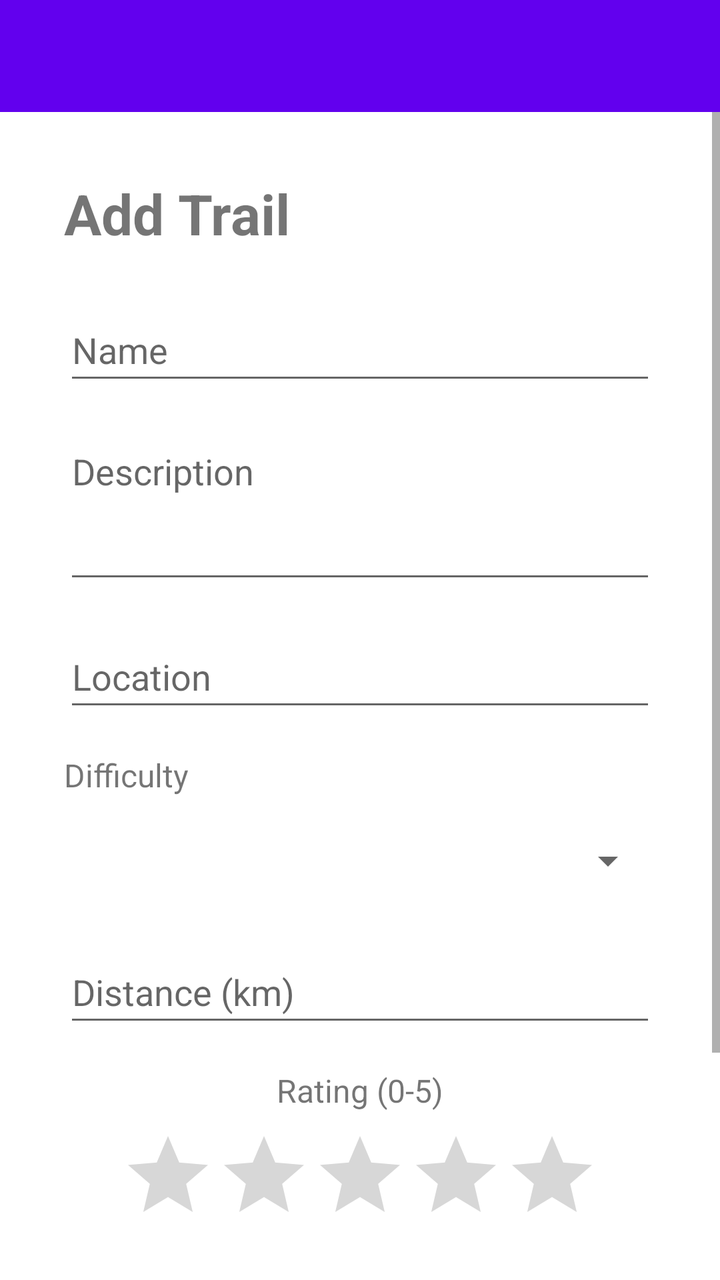
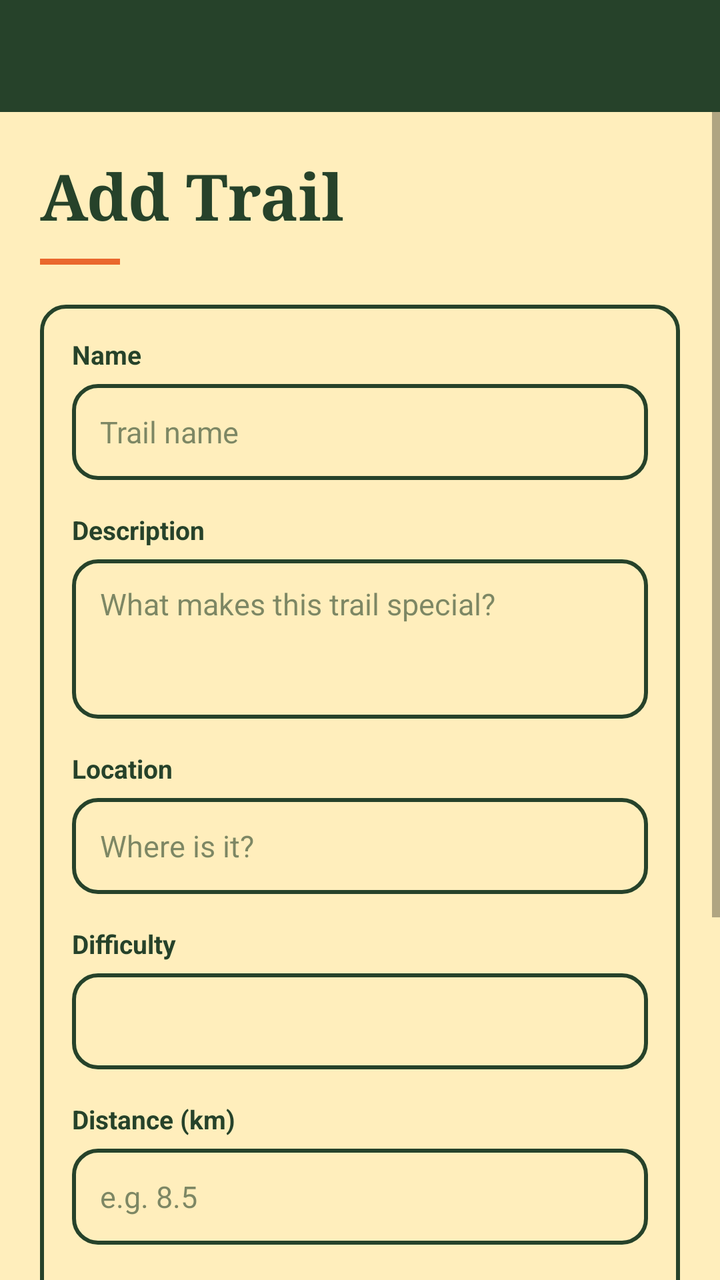

Two renders of the same Android screen: before a commit and after it. Below are the layout's source before the change and the commit's diff.
<!-- AndroidManifest.xml: application theme Theme.Ca -->
<!-- res/layout/activity_add_edit.xml -->
<?xml version="1.0" encoding="utf-8"?>
<androidx.drawerlayout.widget.DrawerLayout xmlns:android="http://schemas.android.com/apk/res/android"
    xmlns:app="http://schemas.android.com/apk/res-auto"
    android:id="@+id/drawerLayout"
    android:layout_width="match_parent"
    android:layout_height="match_parent">

    <LinearLayout
        android:layout_width="match_parent"
        android:layout_height="match_parent"
        android:orientation="vertical">

        <androidx.appcompat.widget.Toolbar
            android:id="@+id/toolbar"
            android:layout_width="match_parent"
            android:layout_height="?attr/actionBarSize"
            android:background="?attr/colorPrimary"
            android:theme="@style/ThemeOverlay.AppCompat.Dark.ActionBar" />

        <ScrollView
            android:layout_width="match_parent"
            android:layout_height="0dp"
            android:layout_weight="1"
            android:fillViewport="true">

            <LinearLayout
                android:layout_width="match_parent"
                android:layout_height="wrap_content"
                android:orientation="vertical"
                android:padding="32dp">

                <TextView
                    android:id="@+id/formTitle"
                    android:layout_width="match_parent"
                    android:layout_height="wrap_content"
                    android:text="Add Trail"
                    android:textSize="28sp"
                    android:textStyle="bold" />

                <EditText
                    android:id="@+id/nameInput"
                    android:layout_width="match_parent"
                    android:layout_height="wrap_content"
                    android:layout_marginTop="24dp"
                    android:hint="Name"
                    android:inputType="text"
                    android:minHeight="48dp" />

                <EditText
                    android:id="@+id/descriptionInput"
                    android:layout_width="match_parent"
                    android:layout_height="wrap_content"
                    android:layout_marginTop="16dp"
                    android:gravity="top"
                    android:hint="Description"
                    android:inputType="textMultiLine"
                    android:minLines="3" />

                <EditText
                    android:id="@+id/locationInput"
                    android:layout_width="match_parent"
                    android:layout_height="wrap_content"
                    android:layout_marginTop="16dp"
                    android:hint="Location"
                    android:inputType="text"
                    android:minHeight="48dp" />

                <TextView
                    android:layout_width="match_parent"
                    android:layout_height="wrap_content"
                    android:layout_marginTop="16dp"
                    android:text="Difficulty"
                    android:textSize="16sp" />

                <Spinner
                    android:id="@+id/difficultyInput"
                    android:layout_width="match_parent"
                    android:layout_height="wrap_content"
                    android:layout_marginTop="8dp"
                    android:minHeight="48dp" />

                <EditText
                    android:id="@+id/distanceInput"
                    android:layout_width="match_parent"
                    android:layout_height="wrap_content"
                    android:layout_marginTop="16dp"
                    android:hint="Distance (km)"
                    android:inputType="text"
                    android:minHeight="48dp" />

                <TextView
                    android:layout_width="match_parent"
                    android:layout_height="wrap_content"
                    android:layout_marginTop="16dp"
                    android:gravity="center_horizontal"
                    android:text="Rating (0-5)"
                    android:textSize="16sp" />

                <RatingBar
                    android:id="@+id/ratingInput"
                    android:layout_width="wrap_content"
                    android:layout_height="wrap_content"
                    android:layout_gravity="center_horizontal"
                    android:layout_marginTop="8dp"
                    android:numStars="5"
                    android:rating="0"
                    android:stepSize="1.0" />

                <Button
                    android:id="@+id/saveButton"
                    android:layout_width="match_parent"
                    android:layout_height="wrap_content"
                    android:layout_marginTop="24dp"
                    android:text="Save" />

                <Button
                    android:id="@+id/cancelButton"
                    android:layout_width="match_parent"
                    android:layout_height="wrap_content"
                    android:layout_marginTop="8dp"
                    android:text="Cancel" />

            </LinearLayout>
        </ScrollView>
    </LinearLayout>

    <com.google.android.material.navigation.NavigationView
        android:id="@+id/navView"
        android:layout_width="wrap_content"
        android:layout_height="match_parent"
        android:layout_gravity="start"
        app:itemIconPadding="0dp"
        app:itemIconSize="0dp"
        app:menu="@menu/nav_drawer" />

</androidx.drawerlayout.widget.DrawerLayout>
<!-- resources referenced by this layout -->
<resources>
  <style name="Theme.Ca" parent="Theme.MaterialComponents.Light.NoActionBar" />
</resources>

<!-- the commit's change to res/layout/activity_add_edit.xml (unified diff, before → after) -->
@@ -3,19 +3,22 @@
     xmlns:app="http://schemas.android.com/apk/res-auto"
     android:id="@+id/drawerLayout"
     android:layout_width="match_parent"
-    android:layout_height="match_parent">
+    android:layout_height="match_parent"
+    android:background="@color/sand">
 
     <LinearLayout
         android:layout_width="match_parent"
         android:layout_height="match_parent"
+        android:background="@color/sand"
         android:orientation="vertical">
 
         <androidx.appcompat.widget.Toolbar
             android:id="@+id/toolbar"
             android:layout_width="match_parent"
             android:layout_height="?attr/actionBarSize"
-            android:background="?attr/colorPrimary"
-            android:theme="@style/ThemeOverlay.AppCompat.Dark.ActionBar" />
+            android:background="@color/forest"
+            android:theme="@style/ThemeOverlay.AppCompat.Dark.ActionBar"
+            app:titleTextColor="@color/sand" />
 
         <ScrollView
             android:layout_width="match_parent"
@@ -27,97 +30,133 @@
                 android:layout_width="match_parent"
                 android:layout_height="wrap_content"
                 android:orientation="vertical"
-                android:padding="32dp">
+                android:paddingHorizontal="20dp"
+                android:paddingTop="20dp"
+                android:paddingBottom="24dp">
 
                 <TextView
                     android:id="@+id/formTitle"
                     android:layout_width="match_parent"
                     android:layout_height="wrap_content"
+                    android:fontFamily="serif"
                     android:text="Add Trail"
-                    android:textSize="28sp"
+                    android:textColor="@color/forest"
+                    android:textSize="32sp"
                     android:textStyle="bold" />
 
-                <EditText
-                    android:id="@+id/nameInput"
+                <View
+                    android:layout_width="40dp"
+                    android:layout_height="3dp"
+                    android:layout_marginTop="10dp"
+                    android:background="@color/trail_orange" />
+
+                <LinearLayout
                     android:layout_width="match_parent"
                     android:layout_height="wrap_content"
-                    android:layout_marginTop="24dp"
-                    android:hint="Name"
-                    android:inputType="text"
-                    android:minHeight="48dp" />
+                    android:layout_marginTop="20dp"
+                    android:background="@drawable/bg_outline"
+                    android:orientation="vertical"
+                    android:padding="16dp">
 
-                <EditText
-                    android:id="@+id/descriptionInput"
+                    <TextView
+                        style="@style/Widget.HikingHub.FieldLabel"
+                        android:layout_marginTop="0dp"
+                        android:text="Name" />
+
+                    <EditText
+                        android:id="@+id/nameInput"
+                        style="@style/Widget.HikingHub.EditText"
+                        android:layout_width="match_parent"
+                        android:layout_height="wrap_content"
+                        android:layout_marginTop="6dp"
+                        android:hint="Trail name"
+                        android:inputType="text" />
+
+                    <TextView
+                        style="@style/Widget.HikingHub.FieldLabel"
+                        android:text="Description" />
+
+                    <EditText
+                        android:id="@+id/descriptionInput"
+                        style="@style/Widget.HikingHub.EditText"
+                        android:layout_width="match_parent"
+                        android:layout_height="wrap_content"
+                        android:layout_marginTop="6dp"
+                        android:gravity="top"
+                        android:hint="What makes this trail special?"
+                        android:inputType="textMultiLine"
+                        android:minLines="3" />
+
+                    <TextView
+                        style="@style/Widget.HikingHub.FieldLabel"
+                        android:text="Location" />
+
+                    <EditText
+                        android:id="@+id/locationInput"
+                        style="@style/Widget.HikingHub.EditText"
+                        android:layout_width="match_parent"
+                        android:layout_height="wrap_content"
+                        android:layout_marginTop="6dp"
+                        android:hint="Where is it?"
+                        android:inputType="text" />
+
+                    <TextView
+                        style="@style/Widget.HikingHub.FieldLabel"
+                        android:text="Difficulty" />
+
+                    <Spinner
+                        android:id="@+id/difficultyInput"
+                        android:layout_width="match_parent"
+                        android:layout_height="wrap_content"
+                        android:layout_marginTop="6dp"
+                        android:background="@drawable/bg_outline"
+                        android:minHeight="48dp"
+                        android:popupBackground="@drawable/bg_outline_sand" />
+
+                    <TextView
+                        style="@style/Widget.HikingHub.FieldLabel"
+                        android:text="Distance (km)" />
+
+                    <EditText
+                        android:id="@+id/distanceInput"
+                        style="@style/Widget.HikingHub.EditText"
+                        android:layout_width="match_parent"
+                        android:layout_height="wrap_content"
+                        android:layout_marginTop="6dp"
+                        android:hint="e.g. 8.5"
+                        android:inputType="numberDecimal" />
+
+                    <TextView
+                        style="@style/Widget.HikingHub.FieldLabel"
+                        android:gravity="center_horizontal"
+                        android:text="Rating" />
+
+                    <RatingBar
+                        android:id="@+id/ratingInput"
+                        android:layout_width="wrap_content"
+                        android:layout_height="wrap_content"
+                        android:layout_gravity="center_horizontal"
+                        android:layout_marginTop="6dp"
+                        android:numStars="5"
+                        android:progressTint="@color/trail_orange"
+                        android:secondaryProgressTint="@color/trail_orange"
+                        android:rating="0"
+                        android:stepSize="1.0" />
+
+                </LinearLayout>
+
+                <com.google.android.material.button.MaterialButton
+                    android:id="@+id/saveButton"
+                    style="@style/Widget.HikingHub.Button.Primary"
                     android:layout_width="match_parent"
-                    android:layout_height="wrap_content"
-                    android:layout_marginTop="16dp"
-                    android:gravity="top"
-                    android:hint="Description"
-                    android:inputType="textMultiLine"
-                    android:minLines="3" />
-
-                <EditText
-                    android:id="@+id/locationInput"
-                    android:layout_width="match_parent"
-                    android:layout_height="wrap_content"
-                    android:layout_marginTop="16dp"
-                    android:hint="Location"
-                    android:inputType="text"
-                    android:minHeight="48dp" />
-
-                <TextView
-                    android:layout_width="match_parent"
-                    android:layout_height="wrap_content"
-                    android:layout_marginTop="16dp"
-                    android:text="Difficulty"
-                    android:textSize="16sp" />
-
-                <Spinner
-                    android:id="@+id/difficultyInput"
-                    android:layout_width="match_parent"
-                    android:layout_height="wrap_content"
-                    android:layout_marginTop="8dp"
-                    android:minHeight="48dp" />
-
-                <EditText
-                    android:id="@+id/distanceInput"
-                    android:layout_width="match_parent"
-                    android:layout_height="wrap_content"
-                    android:layout_marginTop="16dp"
-                    android:hint="Distance (km)"
-                    android:inputType="text"
-                    android:minHeight="48dp" />
-
-                <TextView
-                    android:layout_width="match_parent"
-                    android:layout_height="wrap_content"
-                    android:layout_marginTop="16dp"
-                    android:gravity="center_horizontal"
-                    android:text="Rating (0-5)"
-                    android:textSize="16sp" />
-
-                <RatingBar
-                    android:id="@+id/ratingInput"
-                    android:layout_width="wrap_content"
-                    android:layout_height="wrap_content"
-                    android:layout_gravity="center_horizontal"
-                    android:layout_marginTop="8dp"
-                    android:numStars="5"
-                    android:rating="0"
-                    android:stepSize="1.0" />
-
-                <Button
-                    android:id="@+id/saveButton"
-                    android:layout_width="match_parent"
-                    android:layout_height="wrap_content"
                     android:layout_marginTop="24dp"
                     android:text="Save" />
 
-                <Button
+                <com.google.android.material.button.MaterialButton
                     android:id="@+id/cancelButton"
+                    style="@style/Widget.HikingHub.Button.Outline"
                     android:layout_width="match_parent"
-                    android:layout_height="wrap_content"
-                    android:layout_marginTop="8dp"
+                    android:layout_marginTop="12dp"
                     android:text="Cancel" />
 
             </LinearLayout>
<!-- resource entries referenced after the edit -->
@@ -1,5 +1,68 @@
 <!-- resources referenced by this layout -->
 <resources>
+  <color name="forest">#26422A</color>
+  <color name="sand">#FFEEBC</color>
+  <color name="trail_orange">#EA672D</color>
+  <!-- drawable bg_outline (drawable) -->
+  <?xml version="1.0" encoding="utf-8"?>
+  <shape xmlns:android="http://schemas.android.com/apk/res/android"
+      android:shape="rectangle">
+      <solid android:color="@android:color/transparent" />
+      <stroke
+          android:width="2dp"
+          android:color="@color/forest" />
+      <corners android:radius="12dp" />
+  </shape>
+  <!-- drawable bg_outline_sand (drawable) -->
+  <?xml version="1.0" encoding="utf-8"?>
+  <shape xmlns:android="http://schemas.android.com/apk/res/android"
+      android:shape="rectangle">
+      <solid android:color="@color/sand" />
+      <stroke
+          android:width="2dp"
+          android:color="@color/forest" />
+      <corners android:radius="12dp" />
+  </shape>
+  <style name="Widget.HikingHub.Button.Outline" parent="Widget.MaterialComponents.Button.OutlinedButton">
+          <item name="android:layout_height">54dp</item>
+          <item name="android:textAllCaps">false</item>
+          <item name="android:textSize">16sp</item>
+          <item name="android:textStyle">bold</item>
+          <item name="android:textColor">@color/forest</item>
+          <item name="cornerRadius">14dp</item>
+          <item name="strokeColor">@color/forest</item>
+          <item name="strokeWidth">2dp</item>
+          <item name="backgroundTint">@android:color/transparent</item>
+      </style>
+  <style name="Widget.HikingHub.Button.Primary" parent="Widget.HikingHub.Button">
+          <item name="backgroundTint">@color/trail_orange</item>
+          <item name="android:textColor">@color/sand</item>
+      </style>
+  <style name="Widget.HikingHub.EditText" parent="">
+          <item name="android:background">@drawable/bg_outline</item>
+          <item name="android:minHeight">48dp</item>
+          <item name="android:paddingHorizontal">14dp</item>
+          <item name="android:paddingVertical">12dp</item>
+          <item name="android:textColor">@color/forest</item>
+          <item name="android:textColorHint">#9926422A</item>
+          <item name="android:textSize">15sp</item>
+      </style>
+  <style name="Widget.HikingHub.FieldLabel" parent="">
+          <item name="android:layout_width">match_parent</item>
+          <item name="android:layout_height">wrap_content</item>
+          <item name="android:layout_marginTop">16dp</item>
+          <item name="android:textColor">@color/forest</item>
+          <item name="android:textSize">13sp</item>
+          <item name="android:textStyle">bold</item>
+      </style>
   <style name="Theme.Ca" parent="Theme.MaterialComponents.Light.NoActionBar" />
+  <style name="Widget.HikingHub.Button" parent="Widget.MaterialComponents.Button">
+          <item name="android:layout_height">54dp</item>
+          <item name="android:textAllCaps">false</item>
+          <item name="android:textSize">16sp</item>
+          <item name="android:textStyle">bold</item>
+          <item name="cornerRadius">14dp</item>
+          <item name="elevation">0dp</item>
+      </style>
 </resources>
 
